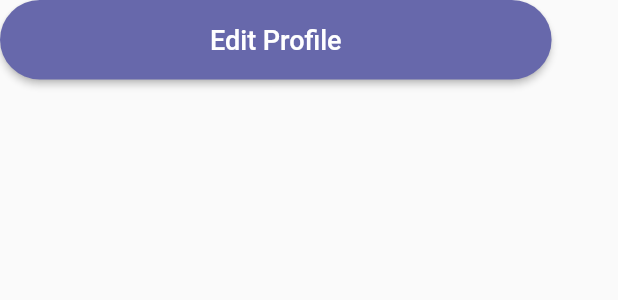
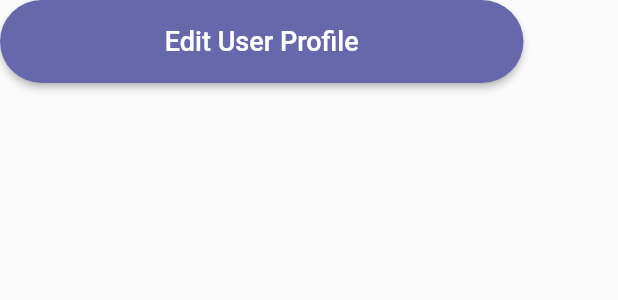
Before and after one commit to nnaaaa/DisneyChatApp, a Flutter app: the ButtonWidget widget shown alone on an empty page, opened directly, on a phone screen of 412 x 824 dp. Shown: the top 300 px of the screen. Run offline on Flutter 3.47's test engine with Material 2 defaults, Android fonts, the phone set to English and light mode, and no system bars; our stand-ins replace curved_navigation_bar, dio, flutter_dotenv, flutter_hooks, fluttertoast, form_validator and 4 more; missing offline and left inert: flutter_redux_hooks, redux_toolkit; accounts and stored records are empty; network calls fail; Roboto replaces fonts that are missing (Poppins).

Commit message:
adjust reponsive

```diff
--- a/lib/screens/userProfile/components/button.dart
+++ b/lib/screens/userProfile/components/button.dart
@@ -1,4 +1,5 @@
 import 'package:flutter/material.dart';
+import 'package:disneymobile/styles/responsive.dart';
 
 class ButtonWidget extends StatelessWidget {
   final String text;
@@ -15,7 +16,9 @@ class ButtonWidget extends StatelessWidget {
     style: ElevatedButton.styleFrom(
       shape: StadiumBorder(),
       onPrimary: Colors.white,
-      padding: EdgeInsets.symmetric(horizontal: 140, vertical: 16),
+      padding: EdgeInsets.symmetric(
+          horizontal: ResponsiveUtil.width(100),
+          vertical: ResponsiveUtil.height(16)),
     ),
     child: Text(text, style: TextStyle(fontSize: 18, fontWeight: FontWeight.w500)),
     onPressed: onClicked,
```
Also changed, not shown: lib/screens/userProfile/user_profile.dart (+9 -6 lines), lib/screens/editProfile/edit_profile.dart (added).
